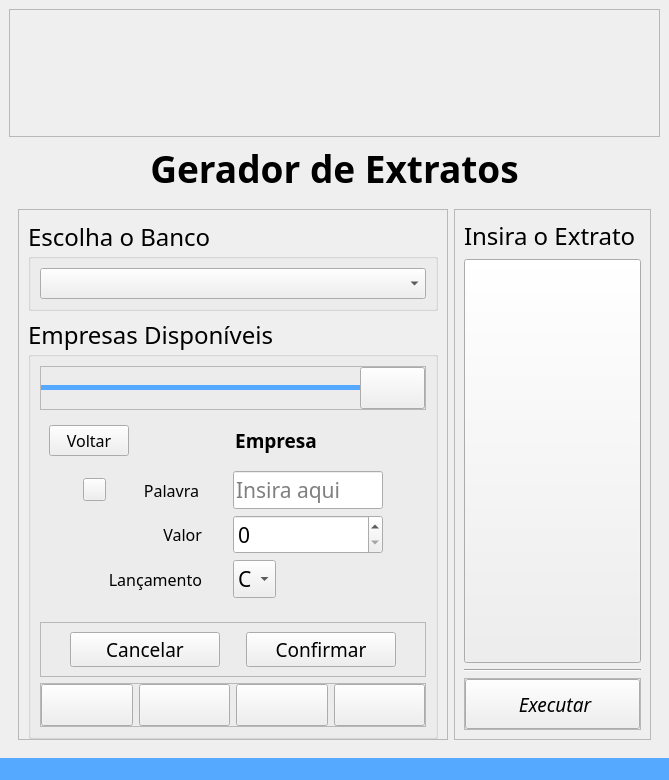
Above: code/src/ui/window_extratos.ui from DeltaPrice-Pedro/Extrato_Auto before the change. Below: the same form after it.
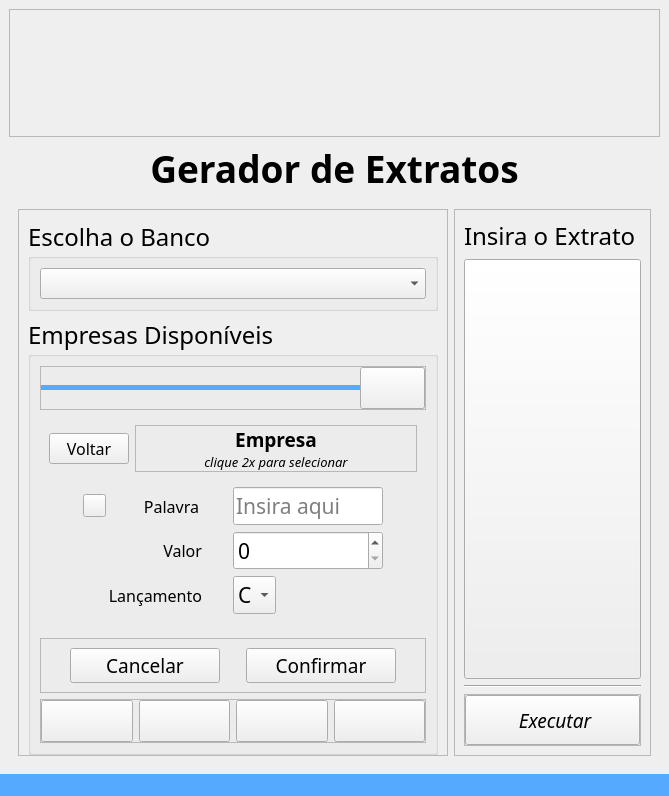
That is the form after the change. The open tabs and pages were chosen to show the change. Icons and pictures are not drawn.

```diff
--- a/code/src/ui/window_extratos.ui
+++ b/code/src/ui/window_extratos.ui
@@ -7,7 +7,7 @@
     <x>0</x>
     <y>0</y>
     <width>667</width>
-    <height>683</height>
+    <height>697</height>
    </rect>
   </property>
   <property name="windowTitle">
@@ -360,24 +360,7 @@
                   </widget>
                   <widget class="QWidget" name="page_4">
                    <layout class="QGridLayout" name="gridLayout_6">
-                    <item row="0" column="1">
-                     <widget class="QLabel" name="label_current_companie">
-                      <property name="font">
-                       <font>
-                        <family>Bahnschrift</family>
-                        <pointsize>14</pointsize>
-                        <bold>true</bold>
-                       </font>
-                      </property>
-                      <property name="text">
-                       <string>Empresa</string>
-                      </property>
-                      <property name="alignment">
-                       <set>Qt::AlignmentFlag::AlignCenter</set>
-                      </property>
-                     </widget>
-                    </item>
-                    <item row="1" column="0" colspan="2">
+                    <item row="2" column="0" colspan="2">
                      <widget class="QStackedWidget" name="stackedWidget_reference">
                       <property name="currentIndex">
                        <number>0</number>
@@ -545,6 +528,9 @@
                             <pointsize>16</pointsize>
                            </font>
                           </property>
+                          <property name="maximum">
+                           <number>99999999</number>
+                          </property>
                          </widget>
                         </item>
                         <item row="2" column="0" colspan="2">
@@ -640,6 +626,73 @@
                       </property>
                      </widget>
                     </item>
+                    <item row="0" column="1">
+                     <widget class="QFrame" name="frame_7">
+                      <property name="frameShape">
+                       <enum>QFrame::Shape::StyledPanel</enum>
+                      </property>
+                      <property name="frameShadow">
+                       <enum>QFrame::Shadow::Raised</enum>
+                      </property>
+                      <layout class="QVBoxLayout" name="verticalLayout_6">
+                       <property name="spacing">
+                        <number>0</number>
+                       </property>
+                       <property name="leftMargin">
+                        <number>0</number>
+                       </property>
+                       <property name="topMargin">
+                        <number>0</number>
+                       </property>
+                       <property name="rightMargin">
+                        <number>0</number>
+                       </property>
+                       <property name="bottomMargin">
+                        <number>0</number>
+                       </property>
+                       <item>
+                        <widget class="QLabel" name="label_current_companie">
+                         <property name="font">
+                          <font>
+                           <family>Bahnschrift</family>
+                           <pointsize>14</pointsize>
+                           <bold>true</bold>
+                          </font>
+                         </property>
+                         <property name="text">
+                          <string>Empresa</string>
+                         </property>
+                         <property name="alignment">
+                          <set>Qt::AlignmentFlag::AlignCenter</set>
+                         </property>
+                        </widget>
+                       </item>
+                       <item>
+                        <widget class="QLabel" name="label">
+                         <property name="font">
+                          <font>
+                           <family>Bahnschrift</family>
+                           <pointsize>12</pointsize>
+                          </font>
+                         </property>
+                         <property name="text">
+                          <string>&lt;!DOCTYPE HTML PUBLIC &quot;-//W3C//DTD HTML 4.0//EN&quot; &quot;http://www.w3.org/TR/REC-html40/strict.dtd&quot;&gt;
+&lt;html&gt;&lt;head&gt;&lt;meta name=&quot;qrichtext&quot; content=&quot;1&quot; /&gt;&lt;meta charset=&quot;utf-8&quot; /&gt;&lt;style type=&quot;text/css&quot;&gt;
+p, li { white-space: pre-wrap; }
+hr { height: 1px; border-width: 0; }
+li.unchecked::marker { content: &quot;\2610&quot;; }
+li.checked::marker { content: &quot;\2612&quot;; }
+&lt;/style&gt;&lt;/head&gt;&lt;body style=&quot; font-family:'Segoe UI'; font-size:9pt; font-weight:400; font-style:normal;&quot;&gt;
+&lt;p style=&quot; margin-top:12px; margin-bottom:12px; margin-left:0px; margin-right:0px; -qt-block-indent:0; text-indent:0px;&quot;&gt;&lt;span style=&quot; font-size:10pt; font-style:italic;&quot;&gt;clique 2x para selecionar&lt;/span&gt;&lt;/p&gt;&lt;/body&gt;&lt;/html&gt;</string>
+                         </property>
+                         <property name="alignment">
+                          <set>Qt::AlignmentFlag::AlignCenter</set>
+                         </property>
+                        </widget>
+                       </item>
+                      </layout>
+                     </widget>
+                    </item>
                    </layout>
                   </widget>
                  </widget>
```
Left out of the diff: 2 changed lines with no effect on the pictures.
